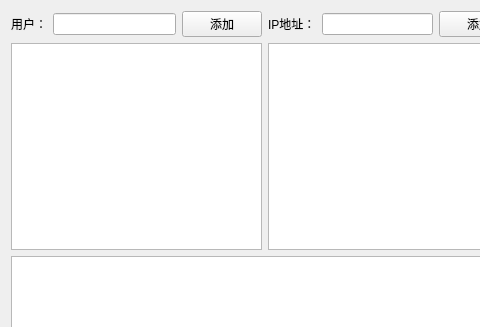
chaosannals/trial-python, file mysqldemo/ui/page/user/user_grant_page.ui: the form before one commit; both pictures show x 0 to 480 and y 0 to 327 of the 787 by 506 pixel window.
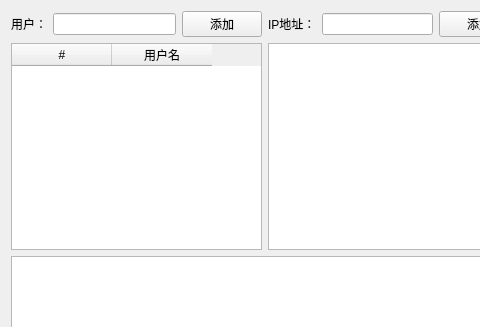
The form after the commit.

Diff of the .ui file:
```diff
--- a/mysqldemo/ui/page/user/user_grant_page.ui
+++ b/mysqldemo/ui/page/user/user_grant_page.ui
@@ -40,7 +40,18 @@
         </layout>
        </item>
        <item>
-        <widget class="QTableView" name="userTable"/>
+        <widget class="QTableWidget" name="userTable">
+         <column>
+          <property name="text">
+           <string>#</string>
+          </property>
+         </column>
+         <column>
+          <property name="text">
+           <string>用户名</string>
+          </property>
+         </column>
+        </widget>
        </item>
       </layout>
      </item>
```
